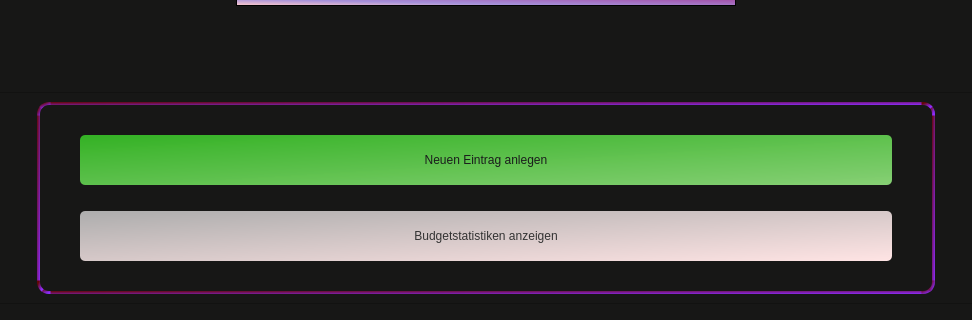
Before: the Qt Designer form ui/mainWindow/mainwindow.ui in MopedG/FinanceAnalytics, drawn with Qt 5; both pictures show x 273 to 1245 and y 134 to 454 of the 1518 by 718 pixel window.
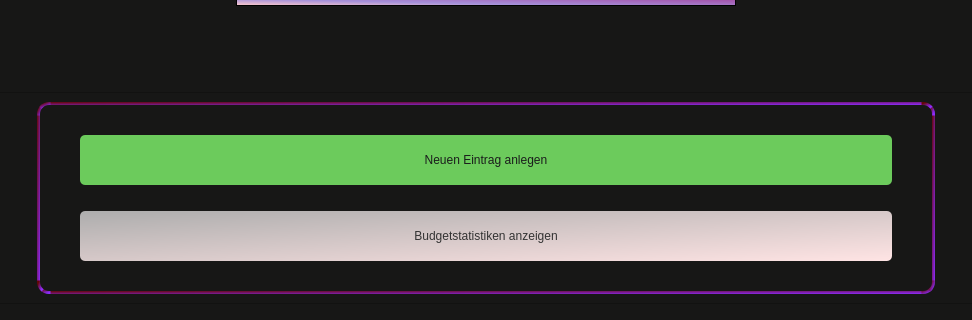
After: the same form once the commit is applied.

Commit message: Add: Pointing hand cursor for buttons

```diff
--- a/ui/mainWindow/mainwindow.ui
+++ b/ui/mainWindow/mainwindow.ui
@@ -272,7 +272,8 @@
 {
 	border-radius: 5px;
 	
-	background-color: qlineargradient(spread:pad, x1:0.00558659, y1:0, x2:1, y2:1, stop:0 rgba(55, 193, 38, 232), stop:1 rgba(163, 255, 141, 203));
+	
+	background-color: rgb(108, 203, 92);
 	color: rgb(26, 29, 27);
 	font: 700 20pt &quot;Segoe UI&quot;;
 }
```
Left out of the diff: 14 changed lines with no effect on the pictures. The commit also changes 4 other files.
